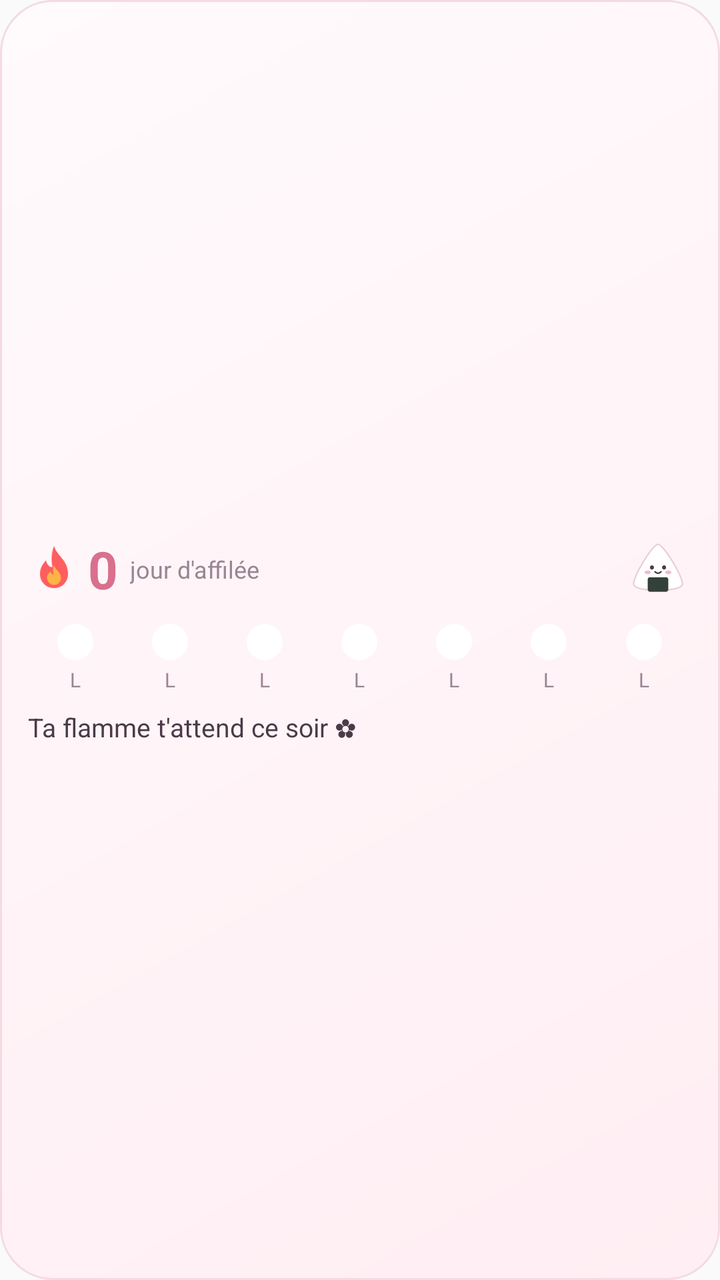
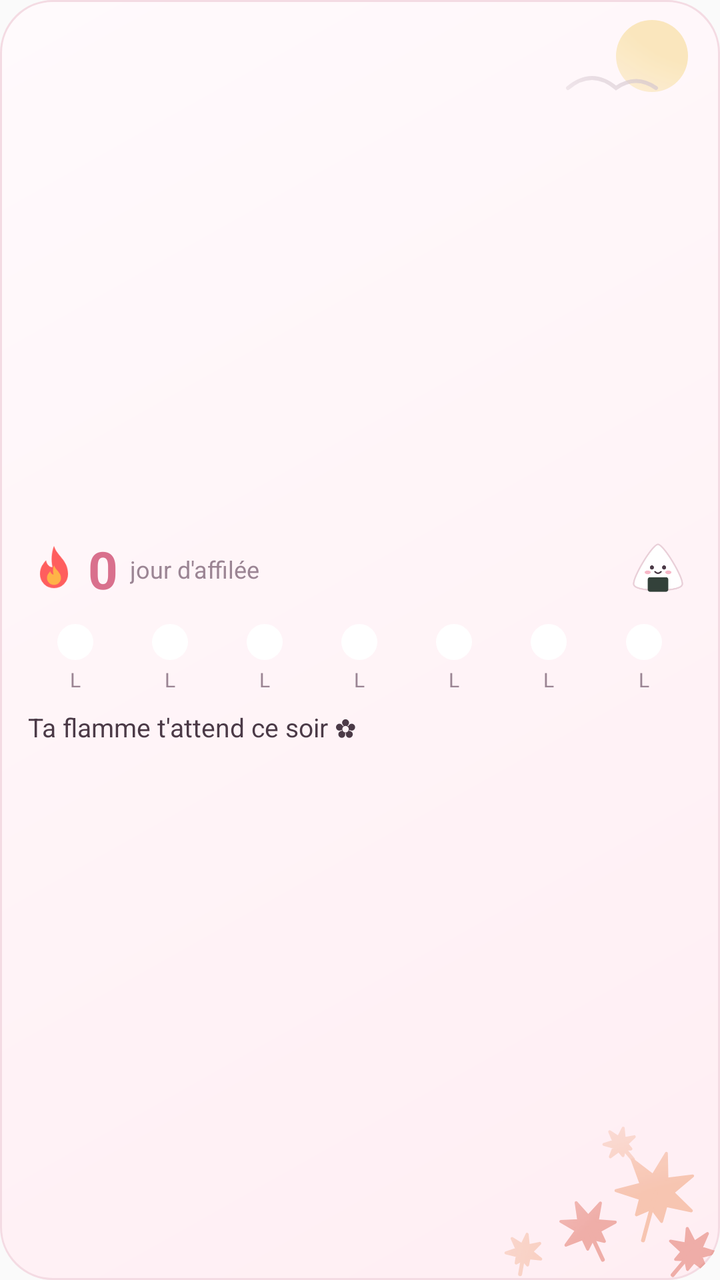

Screens rendered from an Android XML layout before and after an edit, with the pre-edit source and the edit as a unified diff.
<!-- AndroidManifest.xml: application theme AppTheme -->
<!-- res/layout/widget_week.xml -->
<?xml version="1.0" encoding="utf-8"?>
<LinearLayout xmlns:android="http://schemas.android.com/apk/res/android"
    android:id="@+id/w_root" android:layout_width="match_parent" android:layout_height="match_parent"
    android:background="@drawable/widget_bg" android:gravity="center_vertical" android:orientation="vertical" android:padding="14dp">
    <LinearLayout android:layout_width="match_parent" android:layout_height="wrap_content" android:gravity="center_vertical" android:orientation="horizontal">
        <ImageView android:id="@+id/w_flame" android:layout_width="26dp" android:layout_height="26dp" android:contentDescription="@string/widget_flame" android:src="@drawable/w_flame_on" />
        <TextView android:id="@+id/w_streak" android:layout_width="wrap_content" android:layout_height="wrap_content" android:layout_marginStart="4dp" android:text="0" android:textColor="@color/w_accent" android:textSize="26sp" android:textStyle="bold" />
        <TextView android:id="@+id/w_streak_lbl" android:layout_width="0dp" android:layout_height="wrap_content" android:layout_marginStart="6dp" android:layout_weight="1" android:text="jour d'affilée" android:textColor="@color/w_muted" android:textSize="12sp" />
        <ImageView android:id="@+id/w_mascot" android:layout_width="34dp" android:layout_height="34dp" android:contentDescription="@string/widget_mascot" android:src="@drawable/w_onigiri" />
    </LinearLayout>
    <LinearLayout android:layout_width="match_parent" android:layout_height="wrap_content" android:layout_marginTop="10dp" android:orientation="horizontal">
        <LinearLayout android:layout_width="0dp" android:layout_height="wrap_content" android:layout_weight="1" android:gravity="center_horizontal" android:orientation="vertical">
            <ImageView android:id="@+id/w_d0" android:layout_width="18dp" android:layout_height="18dp" android:importantForAccessibility="no" android:src="@drawable/widget_dot" />
            <TextView android:id="@+id/w_l0" android:layout_width="wrap_content" android:layout_height="wrap_content" android:layout_marginTop="3dp" android:text="L" android:textColor="@color/w_muted" android:textSize="10sp" />
        </LinearLayout>
        <LinearLayout android:layout_width="0dp" android:layout_height="wrap_content" android:layout_weight="1" android:gravity="center_horizontal" android:orientation="vertical">
            <ImageView android:id="@+id/w_d1" android:layout_width="18dp" android:layout_height="18dp" android:importantForAccessibility="no" android:src="@drawable/widget_dot" />
            <TextView android:id="@+id/w_l1" android:layout_width="wrap_content" android:layout_height="wrap_content" android:layout_marginTop="3dp" android:text="L" android:textColor="@color/w_muted" android:textSize="10sp" />
        </LinearLayout>
        <LinearLayout android:layout_width="0dp" android:layout_height="wrap_content" android:layout_weight="1" android:gravity="center_horizontal" android:orientation="vertical">
            <ImageView android:id="@+id/w_d2" android:layout_width="18dp" android:layout_height="18dp" android:importantForAccessibility="no" android:src="@drawable/widget_dot" />
            <TextView android:id="@+id/w_l2" android:layout_width="wrap_content" android:layout_height="wrap_content" android:layout_marginTop="3dp" android:text="L" android:textColor="@color/w_muted" android:textSize="10sp" />
        </LinearLayout>
        <LinearLayout android:layout_width="0dp" android:layout_height="wrap_content" android:layout_weight="1" android:gravity="center_horizontal" android:orientation="vertical">
            <ImageView android:id="@+id/w_d3" android:layout_width="18dp" android:layout_height="18dp" android:importantForAccessibility="no" android:src="@drawable/widget_dot" />
            <TextView android:id="@+id/w_l3" android:layout_width="wrap_content" android:layout_height="wrap_content" android:layout_marginTop="3dp" android:text="L" android:textColor="@color/w_muted" android:textSize="10sp" />
        </LinearLayout>
        <LinearLayout android:layout_width="0dp" android:layout_height="wrap_content" android:layout_weight="1" android:gravity="center_horizontal" android:orientation="vertical">
            <ImageView android:id="@+id/w_d4" android:layout_width="18dp" android:layout_height="18dp" android:importantForAccessibility="no" android:src="@drawable/widget_dot" />
            <TextView android:id="@+id/w_l4" android:layout_width="wrap_content" android:layout_height="wrap_content" android:layout_marginTop="3dp" android:text="L" android:textColor="@color/w_muted" android:textSize="10sp" />
        </LinearLayout>
        <LinearLayout android:layout_width="0dp" android:layout_height="wrap_content" android:layout_weight="1" android:gravity="center_horizontal" android:orientation="vertical">
            <ImageView android:id="@+id/w_d5" android:layout_width="18dp" android:layout_height="18dp" android:importantForAccessibility="no" android:src="@drawable/widget_dot" />
            <TextView android:id="@+id/w_l5" android:layout_width="wrap_content" android:layout_height="wrap_content" android:layout_marginTop="3dp" android:text="L" android:textColor="@color/w_muted" android:textSize="10sp" />
        </LinearLayout>
        <LinearLayout android:layout_width="0dp" android:layout_height="wrap_content" android:layout_weight="1" android:gravity="center_horizontal" android:orientation="vertical">
            <ImageView android:id="@+id/w_d6" android:layout_width="18dp" android:layout_height="18dp" android:importantForAccessibility="no" android:src="@drawable/widget_dot" />
            <TextView android:id="@+id/w_l6" android:layout_width="wrap_content" android:layout_height="wrap_content" android:layout_marginTop="3dp" android:text="L" android:textColor="@color/w_muted" android:textSize="10sp" />
        </LinearLayout>
    </LinearLayout>
    <TextView android:id="@+id/w_msg" android:layout_width="match_parent" android:layout_height="wrap_content" android:layout_marginTop="8dp" android:maxLines="1" android:ellipsize="end" android:text="Ta flamme t'attend ce soir ✿" android:textColor="@color/w_text" android:textSize="13sp" />
</LinearLayout>
<!-- resources referenced by this layout -->
<resources>
  <color name="w_accent">#FFD9708D</color>
  <color name="w_muted">#FF9B8594</color>
  <color name="w_text">#FF4B3A47</color>
  <!-- drawable w_flame_on: png bitmap (drawable-nodpi, 2716 bytes) -->
  <!-- drawable w_onigiri: png bitmap (drawable-nodpi, 8393 bytes) -->
  <!-- drawable widget_bg (drawable) -->
  <?xml version="1.0" encoding="utf-8"?>
  <shape xmlns:android="http://schemas.android.com/apk/res/android" android:shape="rectangle">
      <corners android:radius="26dp" />
      <gradient android:angle="315" android:startColor="@color/w_bg" android:endColor="@color/w_bg2" />
      <stroke android:width="1dp" android:color="@color/w_stroke" />
  </shape>
  <!-- drawable widget_dot (drawable) -->
  <?xml version="1.0" encoding="utf-8"?>
  <shape xmlns:android="http://schemas.android.com/apk/res/android" android:shape="oval">
      <solid android:color="#FFFFFFFF" />
      <size android:width="18dp" android:height="18dp" />
  </shape>
  <string name="widget_flame">Ta flamme</string>
  <string name="widget_mascot">Ta mascotte</string>
  <style name="AppTheme" parent="Theme.AppCompat.Light.DarkActionBar">
          
          <item name="colorPrimary">@color/colorPrimary</item>
          <item name="colorPrimaryDark">@color/colorPrimaryDark</item>
          <item name="colorAccent">@color/colorAccent</item>
      </style>
  <color name="w_bg">#FFFFFAFC</color>
  <color name="w_bg2">#FFFFEEF3</color>
  <color name="w_stroke">#FFF4DBE3</color>
</resources>

<!-- the commit's change to res/layout/widget_week.xml (unified diff, before → after) -->
@@ -1,7 +1,14 @@
 <?xml version="1.0" encoding="utf-8"?>
-<LinearLayout xmlns:android="http://schemas.android.com/apk/res/android"
+<FrameLayout xmlns:android="http://schemas.android.com/apk/res/android"
     android:id="@+id/w_root" android:layout_width="match_parent" android:layout_height="match_parent"
-    android:background="@drawable/widget_bg" android:gravity="center_vertical" android:orientation="vertical" android:padding="14dp">
+    android:background="@drawable/widget_bg">
+    <ImageView android:id="@+id/w_art_br" android:layout_width="150dp" android:layout_height="96dp" android:layout_gravity="bottom|end"
+        android:importantForAccessibility="no" android:scaleType="fitXY" android:src="@drawable/w_art_aki_br" />
+    <ImageView android:id="@+id/w_art_tr" android:layout_width="96dp" android:layout_height="64dp" android:layout_gravity="top|end"
+        android:importantForAccessibility="no" android:scaleType="fitXY" android:src="@drawable/w_art_aki_tr" />
+<LinearLayout
+     android:layout_width="match_parent" android:layout_height="match_parent"
+     android:gravity="center_vertical" android:orientation="vertical" android:padding="14dp">
     <LinearLayout android:layout_width="match_parent" android:layout_height="wrap_content" android:gravity="center_vertical" android:orientation="horizontal">
         <ImageView android:id="@+id/w_flame" android:layout_width="26dp" android:layout_height="26dp" android:contentDescription="@string/widget_flame" android:src="@drawable/w_flame_on" />
         <TextView android:id="@+id/w_streak" android:layout_width="wrap_content" android:layout_height="wrap_content" android:layout_marginStart="4dp" android:text="0" android:textColor="@color/w_accent" android:textSize="26sp" android:textStyle="bold" />
@@ -40,3 +47,4 @@
     </LinearLayout>
     <TextView android:id="@+id/w_msg" android:layout_width="match_parent" android:layout_height="wrap_content" android:layout_marginTop="8dp" android:maxLines="1" android:ellipsize="end" android:text="Ta flamme t'attend ce soir ✿" android:textColor="@color/w_text" android:textSize="13sp" />
 </LinearLayout>
+</FrameLayout>
<!-- resource entries referenced after the edit -->
@@ -3,6 +3,8 @@
   <color name="w_accent">#FFD9708D</color>
   <color name="w_muted">#FF9B8594</color>
   <color name="w_text">#FF4B3A47</color>
+  <!-- drawable w_art_aki_br: png bitmap (drawable-night-nodpi, 16971 bytes) -->
+  <!-- drawable w_art_aki_tr: png bitmap (drawable-night-nodpi, 6536 bytes) -->
   <!-- drawable w_flame_on: png bitmap (drawable-nodpi, 2716 bytes) -->
   <!-- drawable w_onigiri: png bitmap (drawable-nodpi, 8393 bytes) -->
   <!-- drawable widget_bg (drawable) -->
